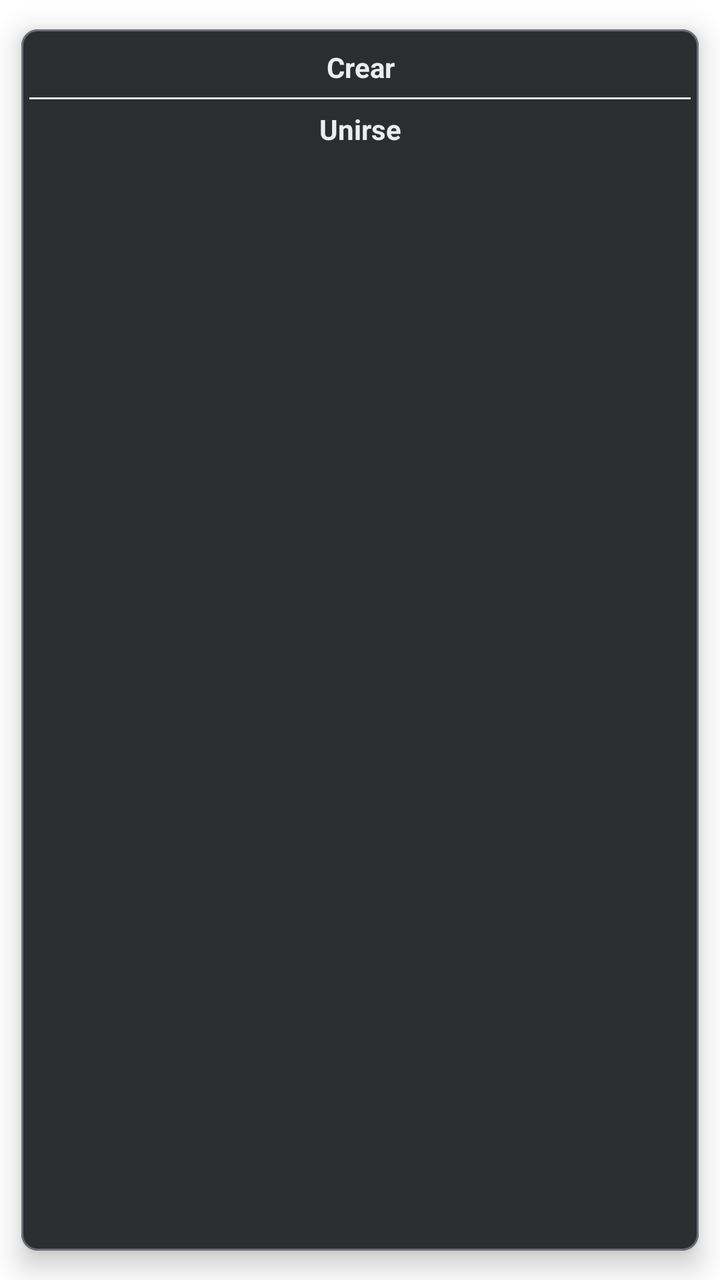
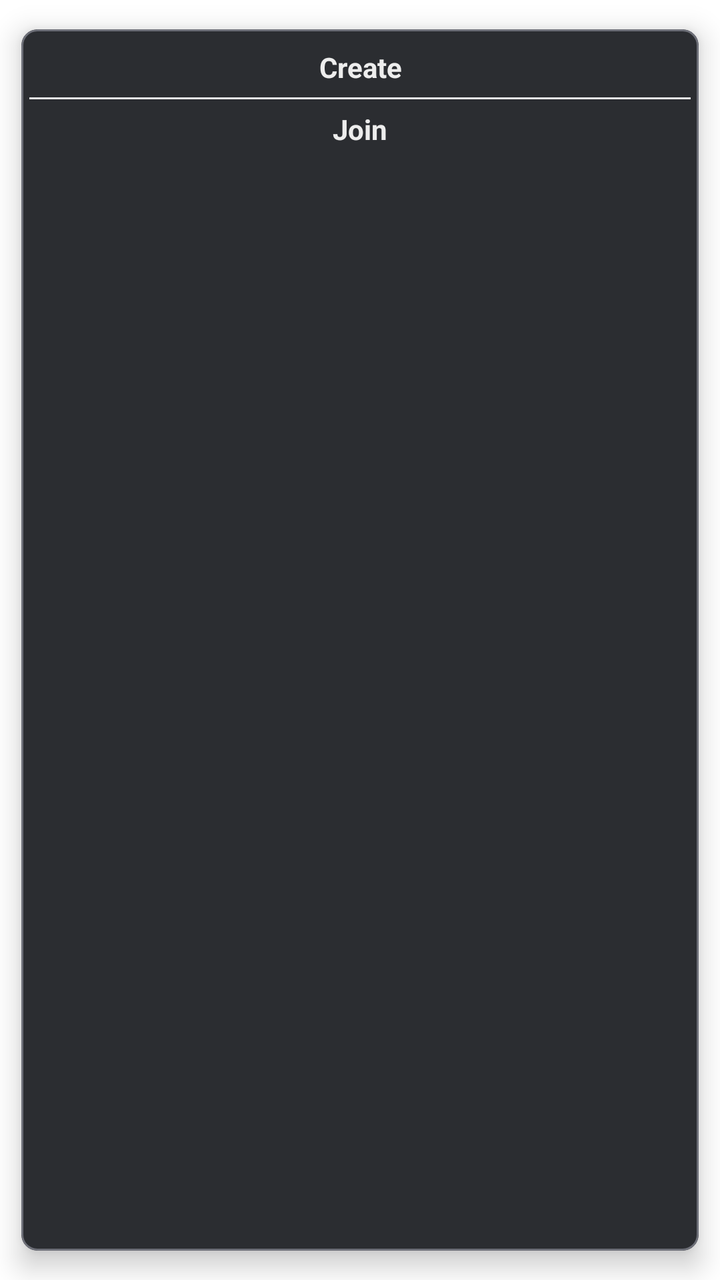

Screens rendered from an Android XML layout before and after an edit, with the pre-edit source and the edit as a unified diff.
<!-- AndroidManifest.xml: application theme Theme.Androidfrontendlinkoria -->
<!-- res/layout/layout_popup_create_server.xml -->
<?xml version="1.0" encoding="utf-8"?>
<com.google.android.material.card.MaterialCardView xmlns:android="http://schemas.android.com/apk/res/android"
    xmlns:app="http://schemas.android.com/apk/res-auto"
    android:layout_width="120dp"
    android:layout_height="wrap_content"
    app:cardCornerRadius="8dp"
    app:cardElevation="8dp"
    app:strokeColor="@color/nav_item_color"
    app:strokeWidth="1dp"
    app:cardBackgroundColor="@color/bg_popup"
    app:cardUseCompatPadding="true">

    <androidx.constraintlayout.widget.ConstraintLayout
        android:layout_width="match_parent"
        android:layout_height="wrap_content"
        android:minWidth="140dp"
        android:padding="4dp">

        
        <TextView
            android:id="@+id/btn_create"
            android:layout_width="0dp"
            android:layout_height="30dp"
            android:background="?attr/selectableItemBackground"
            android:clickable="true"
            android:focusable="true"
            android:gravity="center"
            android:text="Crear"
            android:textColor="@color/text_primary"
            android:textSize="14sp"
            android:textStyle="bold"
            app:layout_constraintEnd_toEndOf="parent"
            app:layout_constraintStart_toStartOf="parent"
            app:layout_constraintTop_toTopOf="parent" />

        
        <View
            android:id="@+id/divider"
            android:layout_width="0dp"
            android:layout_height="1dp"
            android:background="@color/ic_default"
            app:layout_constraintEnd_toEndOf="parent"
            app:layout_constraintStart_toStartOf="parent"
            app:layout_constraintTop_toBottomOf="@id/btn_create" />

        
        <TextView
            android:id="@+id/btn_join"
            android:layout_width="0dp"
            android:layout_height="30dp"
            android:background="?attr/selectableItemBackground"
            android:clickable="true"
            android:focusable="true"
            android:gravity="center"
            android:text="Unirse"
            android:textColor="@color/text_primary"
            android:textSize="14sp"
            android:textStyle="bold"
            app:layout_constraintBottom_toBottomOf="parent"
            app:layout_constraintEnd_toEndOf="parent"
            app:layout_constraintStart_toStartOf="parent"
            app:layout_constraintTop_toBottomOf="@id/divider" />

    </androidx.constraintlayout.widget.ConstraintLayout>
</com.google.android.material.card.MaterialCardView>
<!-- resources referenced by this layout -->
<resources>
  <color name="bg_popup">#2B2D31</color>
  <color name="ic_default">#E6FFFFFF</color>
  <color name="text_primary">#EDEDED</color>
  <style name="Theme.Androidfrontendlinkoria" parent="Theme.MaterialComponents.DayNight.NoActionBar">
          
          <item name="colorPrimary">@color/primary_blue</item>
          <item name="colorPrimaryVariant">@color/purple_700</item>
          <item name="colorOnPrimary">@color/white</item>
          
          <item name="colorSecondary">@color/teal_200</item>
          <item name="colorSecondaryVariant">@color/teal_700</item>
          <item name="colorOnSecondary">@color/black</item>
          
          <item name="android:statusBarColor">?attr/colorPrimaryVariant</item>
          
      </style>
  <color name="primary_blue">#5865F2</color>
  <color name="purple_700">#3700B3</color>
  <color name="white">#FFFFFF</color>
  <color name="teal_200">#03DAC5</color>
  <color name="teal_700">#018786</color>
  <color name="black">#000000</color>
</resources>

<!-- the commit's change to res/layout/layout_popup_create_server.xml (unified diff, before → after) -->
@@ -25,7 +25,7 @@
             android:clickable="true"
             android:focusable="true"
             android:gravity="center"
-            android:text="Crear"
+            android:text="Create"
             android:textColor="@color/text_primary"
             android:textSize="14sp"
             android:textStyle="bold"
@@ -52,7 +52,7 @@
             android:clickable="true"
             android:focusable="true"
             android:gravity="center"
-            android:text="Unirse"
+            android:text="Join"
             android:textColor="@color/text_primary"
             android:textSize="14sp"
             android:textStyle="bold"
